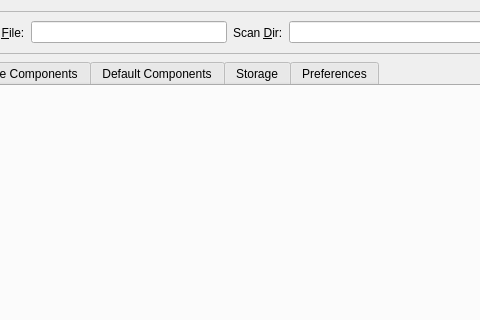
This is nxselector/ui/selector.ui in nexdatas/nxselector as Qt 5 draws it before an edit; both pictures show x 168 to 648 and y 0 to 320 of the 798 by 502 pixel window. The edited form follows.
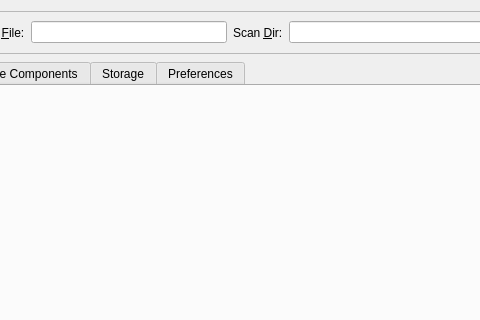
This is the edited form.

Commit message: making one tab for state components

```diff
--- a/nxselector/ui/selector.ui
+++ b/nxselector/ui/selector.ui
@@ -114,11 +114,6 @@
        <string>State Components</string>
       </attribute>
      </widget>
-     <widget class="QWidget" name="mandatory">
-      <attribute name="title">
-       <string>Default Components</string>
-      </attribute>
-     </widget>
      <widget class="QWidget" name="storage">
       <attribute name="title">
        <string>Storage</string>
```
Left out of the diff: 2 changed lines with no effect on the pictures. The commit also changes 1 other file.
